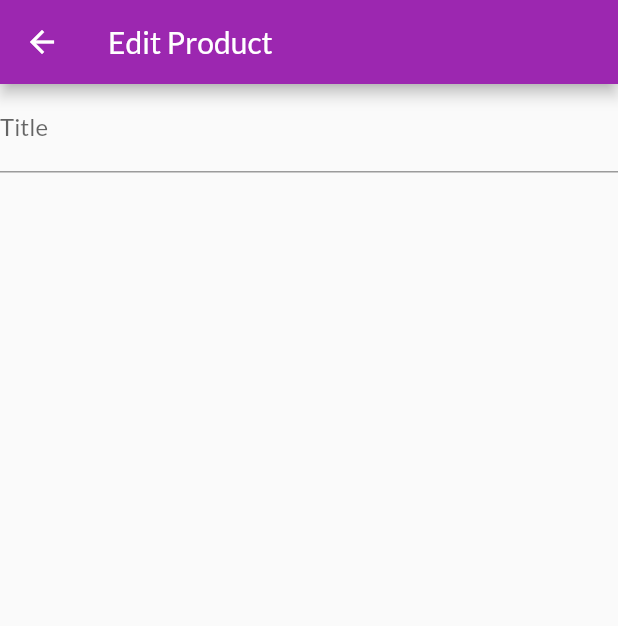
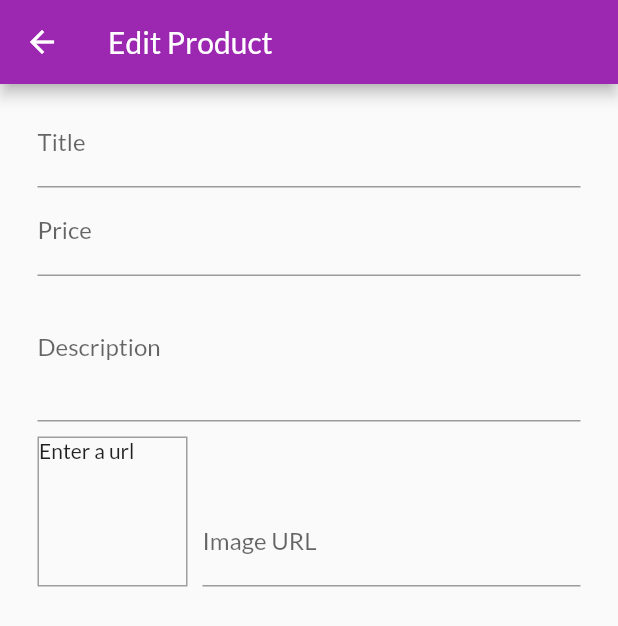
Before and after one commit to caribjin/daily_shop, a Flutter app: the EditProductPage screen opened by its route, on a phone screen of 412 x 824 dp. Shown: the top 626 px of the screen. Run offline on Flutter 3.47's test engine with Material 2 defaults, Android fonts, the light colour scheme and no system bars; network calls fail.

```diff
--- a/lib/main.dart
+++ b/lib/main.dart
@@ -9,6 +9,7 @@ import 'package:daily_shop/providers/cart.dart';
 import 'package:daily_shop/pages/edit_product_page.dart';
 import 'package:daily_shop/pages/orders_page.dart';
 import 'package:daily_shop/providers/orders.dart';
+import 'package:daily_shop/pages/user_product_page.dart';
 
 import 'providers/products.dart';
 
@@ -36,6 +37,8 @@ class MyApp extends StatelessWidget {
         routes: {
           '/': (_) => HomePage(),
           '/product': (_) => ProductDetailPage(),
+          '/user-products': (_) => UserProductPage(),
+          '/edit-product': (_) => EditProductPage(),
           '/cart': (_) => CartPage(),
           '/edit': (_) => EditProductPage(),
           '/orders': (_) => OrdersPage(),
--- a/lib/pages/edit_product_page.dart
+++ b/lib/pages/edit_product_page.dart
@@ -6,22 +6,113 @@ class EditProductPage extends StatefulWidget {
 }
 
 class _EditProductPageState extends State<EditProductPage> {
+  final _titleFocusNode = FocusNode();
+  final _priceFocusNode = FocusNode();
+  final _descriptionFocusNode = FocusNode();
+  final _imageUrlController = TextEditingController();
+  final _imageUrlFocusNode = FocusNode();
+
+  @override
+  void initState() {
+    super.initState();
+
+    _imageUrlFocusNode.addListener(_handlerUpdateImageUrl);
+  }
+
+  @override
+  void dispose() {
+    _titleFocusNode.dispose();
+    _priceFocusNode.dispose();
+    _descriptionFocusNode.dispose();
+    _imageUrlController.dispose();
+    _imageUrlFocusNode.dispose();
+
+    _imageUrlFocusNode.removeListener(_handlerUpdateImageUrl);
+
+    super.dispose();
+  }
+
+  _handlerUpdateImageUrl() {
+    if (!_imageUrlFocusNode.hasFocus) {
+      setState(() {});
+    }
+  }
+
   @override
   Widget build(BuildContext context) {
     return Scaffold(
       appBar: AppBar(title: Text('Edit Product')),
-      body: Form(
+      body: Padding(
+        padding: const EdgeInsets.symmetric(horizontal: 25, vertical: 10),
+        child: Form(
           child: SingleChildScrollView(
             child: Column(
               children: [
                 TextFormField(
-                decoration: InputDecoration(
+                  decoration: const InputDecoration(
                     labelText: 'Title',
                   ),
                   keyboardType: TextInputType.text,
                   textInputAction: TextInputAction.next,
+                  focusNode: _titleFocusNode,
+                  onFieldSubmitted: (_) {
+                    FocusScope.of(context).requestFocus(_priceFocusNode);
+                  },
+                ),
+                TextFormField(
+                  decoration: const InputDecoration(
+                    labelText: 'Price',
+                  ),
+                  keyboardType: TextInputType.number,
+                  textInputAction: TextInputAction.next,
+                  focusNode: _priceFocusNode,
+                  onFieldSubmitted: (_) {
+                    FocusScope.of(context).requestFocus(_titleFocusNode);
+                  },
+                ),
+                TextFormField(
+                  decoration: const InputDecoration(
+                    labelText: 'Description',
+                  ),
+                  focusNode: _descriptionFocusNode,
+                  maxLines: 3,
+                  keyboardType: TextInputType.multiline,
+                ),
+                Row(
+                  children: [
+                    Container(
+                      width: 100,
+                      height: 100,
+                      margin: const EdgeInsets.only(top: 10, right: 10),
+                      decoration: BoxDecoration(
+                        border: Border.all(width: 1, color: Colors.grey),
+                      ),
+                      child: _imageUrlController.text.isEmpty
+                          ? Text('Enter a url')
+                          : Image.network(_imageUrlController.text, fit: BoxFit.cover),
+                    ),
+                    Expanded(
+                      child: TextFormField(
+                        controller: _imageUrlController,
+                        focusNode: _imageUrlFocusNode,
+                        decoration: const InputDecoration(
+                          labelText: 'Image URL',
+                        ),
+                        keyboardType: TextInputType.url,
+                        textInputAction: TextInputAction.done,
+                        onFieldSubmitted: (_) {
+                          FocusScope.of(context).requestFocus(_titleFocusNode);
+                        },
+                        onEditingComplete: () {
+                          setState(() {});
+                        },
+                      ),
                     ),
                   ],
+                  crossAxisAlignment: CrossAxisAlignment.end,
+                ),
+              ],
+            ),
           ),
         ),
       ),
--- a/lib/widgets/main_drawer.dart
+++ b/lib/widgets/main_drawer.dart
@@ -39,6 +39,7 @@ class MainDrawer extends StatelessWidget {
           ),
           SizedBox(height: 20),
           buildListMenu('Products', Icons.shop, () => Navigator.of(context).pushNamed('/')),
+          buildListMenu('Manage Products', Icons.edit_rounded, () => Navigator.of(context).pushNamed('/user-products')),
           buildListMenu('Orders', Icons.payment, () => Navigator.of(context).pushNamed('/orders')),
         ],
       ),
```
Also changed, not shown: lib/pages/user_product_item.dart (added, +41 -0 lines), lib/pages/user_product_page.dart (added, +54 -0 lines). Lines whose indentation alone changed are shown as unchanged.
